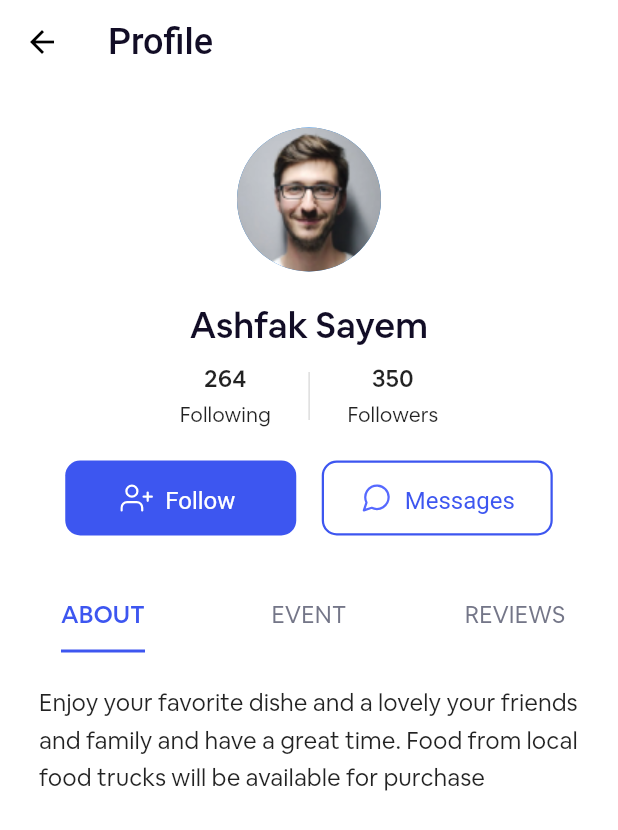
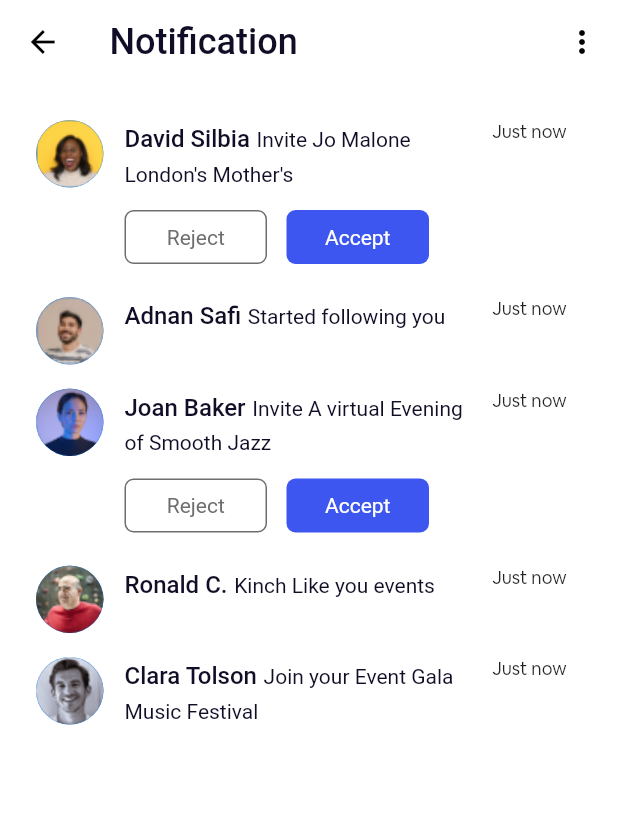
Before and after one commit to callmhejerry/Eventhub, a Flutter app: the screen it shows after launch, on a phone screen of 412 x 824 dp. Shown: the top 830 px of the screen. Run offline on Flutter 3.47's test engine with Material 2 defaults, Android fonts, the phone set to English and light mode, and no system bars; drawn by our look-alikes of readmore; our stand-ins replace flutter_rating_bar, flutter_svg, gap.

Commit message:
Added the notification screen

```diff
--- a/lib/core/theme/app_theme.dart
+++ b/lib/core/theme/app_theme.dart
@@ -38,13 +38,13 @@ class LightTheme extends AppTheme {
           ),
           textStyle: const MaterialStatePropertyAll(AppTextStyle.body1),
           minimumSize: const MaterialStatePropertyAll(Size(154, 50)),
-            iconColor:
-                const MaterialStatePropertyAll(AppColorStyle.primaryBlue),
+          iconColor: const MaterialStatePropertyAll(AppColorStyle.primaryBlue),
           shape: MaterialStatePropertyAll(
             RoundedRectangleBorder(
               borderRadius: BorderRadius.circular(10),
             ),
-            )),
+          ),
+        ),
       ),
       primaryColor: AppColorStyle.primaryBlue,
       elevatedButtonTheme: ElevatedButtonThemeData(
--- a/lib/main.dart
+++ b/lib/main.dart
@@ -1,4 +1,4 @@
-import 'package:event_hub/src/feature/profile/organizer_profile.dart';
+import 'package:event_hub/src/feature/notification/notification_screen.dart';
 import 'package:flutter/material.dart';
 
 import 'core/theme/app_theme.dart';
@@ -17,7 +17,7 @@ class EventHub extends StatelessWidget {
       debugShowCheckedModeBanner: false,
       title: 'Flutter Demo',
       theme: LightTheme.themeData,
-      home: const OrganizerProfile(),
+      home: const NotificationScreen(),
     );
   }
 }
--- /dev/null
+++ b/lib/src/feature/notification/notification_screen.dart
@@ -0,0 +1,220 @@
+import 'package:event_hub/core/styles/color_styles.dart';
+import 'package:event_hub/core/styles/text_styles.dart';
+import 'package:flutter/material.dart';
+import 'package:gap/gap.dart';
+
+class NotificationScreen extends StatelessWidget {
+  const NotificationScreen({super.key});
+
+  @override
+  Widget build(BuildContext context) {
+    return Scaffold(
+      appBar: AppBar(
+        title: const Text("Notification"),
+        leadingWidth: 57,
+        actions: [
+          IconButton(
+            onPressed: () {},
+            icon: const Icon(
+              Icons.more_vert,
+            ),
+          )
+        ],
+        leading: IconButton(
+          onPressed: () {},
+          icon: const Icon(Icons.arrow_back),
+        ),
+      ),
+      body: SafeArea(
+        child: ListView.separated(
+          padding: const EdgeInsets.symmetric(
+            horizontal: 24,
+            vertical: 24,
+          ),
+          separatorBuilder: (context, index) {
+            return const Gap(16);
+          },
+          itemBuilder: (BuildContext context, int index) {
+            final notification = [
+              {
+                "name": "David Silbia",
+                "notification": "Invite Jo Malone London's Mother's",
+                "option": true,
+                "image": "assets/images/avatar_2.png",
+              },
+              {
+                "name": "Adnan Safi",
+                "notification": "Started following you",
+                "option": false,
+                "image": "assets/images/avatar_1.png",
+              },
+              {
+                "name": "Joan Baker",
+                "notification": "Invite A virtual Evening of Smooth Jazz",
+                "option": true,
+                "image": "assets/images/avatar_3.png",
+              },
+              {
+                "name": "Ronald C.",
+                "notification": "Kinch Like you events",
+                "option": false,
+                "image": "assets/images/avatar_4.png",
+              },
+              {
+                "name": "Clara Tolson",
+                "notification": "Join your Event Gala Music Festival",
+                "option": false,
+                "image": "assets/images/avatar_5.png",
+              },
+              {
+                "name": "Jennifer Fritz",
+                "notification": "Invite you International Kids Safe",
+                "option": false,
+                "image": "assets/images/avatar_4.png",
+              },
+            ];
+            return NotificationListTile(
+              author: notification[index]["name"] as String,
+              option: notification[index]["option"] as bool,
+              image: notification[index]["image"] as String,
+              timeStamp: "Just now",
+              notification: notification[index]["notification"] as String,
+            );
+          },
+          itemCount: 5,
+        ),
+      ),
+    );
+  }
+}
+
+class NotificationListTile extends StatelessWidget {
+  final String author;
+  final bool option;
+  final String image;
+  final String timeStamp;
+  final String notification;
+  const NotificationListTile({
+    super.key,
+    required this.author,
+    required this.notification,
+    this.option = false,
+    required this.image,
+    required this.timeStamp,
+  });
+
+  @override
+  Widget build(BuildContext context) {
+    return Column(
+      children: [
+        Row(
+          crossAxisAlignment: CrossAxisAlignment.start,
+          children: [
+            CircleAvatar(
+              radius: 45 / 2,
+              backgroundImage: AssetImage(
+                image,
+              ),
+            ),
+            const Gap(
+              14,
+            ),
+            Expanded(
+              flex: 193,
+              child: SizedBox(
+                child: Column(
+                  crossAxisAlignment: CrossAxisAlignment.start,
+                  children: [
+                    RichText(
+                      maxLines: 2,
+                      text: TextSpan(
+                        children: [
+                          TextSpan(
+                            text: author,
+                            style: AppTextStyle.title2.copyWith(
+                              color: AppColorStyle.darkTextColor,
+                            ),
+                          ),
+                          const TextSpan(text: " "),
+                          TextSpan(
+                            text: notification,
+                            style: AppTextStyle.body3.copyWith(
+                              color: AppColorStyle.darkTextColor,
+                            ),
+                          ),
+                        ],
+                      ),
+                    ),
+                    if (option) ...[
+                      const Gap(8),
+                      const NotificationTileOption()
+                    ]
+                  ],
+                ),
+              ),
+            ),
+            const Gap(
+              14,
+            ),
+            Flexible(
+              flex: 50,
+              child: Text(
+                timeStamp,
+                style: AppTextStyle.subTitle2,
+              ),
+            )
+          ],
+        ),
+      ],
+    );
+  }
+}
+
+class NotificationTileOption extends StatelessWidget {
+  const NotificationTileOption({
+    super.key,
+  });
+
+  @override
+  Widget build(BuildContext context) {
+    return Row(
+      children: [
+        OutlinedButton(
+          onPressed: () {},
+          style: OutlinedButton.styleFrom(
+            minimumSize: const Size(95, 36),
+            shape: RoundedRectangleBorder(
+              borderRadius: BorderRadius.circular(6),
+            ),
+            side: const BorderSide(
+              color: Color(0xff706D6D),
+            ),
+          ),
+          child: Text(
+            "Reject",
+            style: AppTextStyle.body3.copyWith(
+              color: const Color(0xff706D6D),
+              height: 0,
+            ),
+          ),
+        ),
+        const Gap(13),
+        ElevatedButton(
+          onPressed: () {},
+          style: ElevatedButton.styleFrom(
+            minimumSize: const Size(95, 36),
+            shape: RoundedRectangleBorder(
+              borderRadius: BorderRadius.circular(6),
+            ),
+          ),
+          child: Text(
+            "Accept",
+            style: AppTextStyle.body3.copyWith(
+              height: 0,
+            ),
+          ),
+        )
+      ],
+    );
+  }
+}
--- a/lib/src/feature/profile/organizer_profile.dart
+++ b/lib/src/feature/profile/organizer_profile.dart
@@ -39,17 +39,13 @@ class _OrganizerProfileState extends State<OrganizerProfile>
         child: Column(
           // crossAxisAlignment: CrossAxisAlignment.stretch,
           children: [
-            const SizedBox(
-              height: 29,
-            ),
+            const Gap(29),
             const ProfileDisplayDetails(
               displayName: "Ashfak Sayem",
               followers: "350",
               following: "264",
             ),
-            const SizedBox(
-              height: 21,
-            ),
+            const Gap(21),
             Row(
               mainAxisAlignment: MainAxisAlignment.center,
               children: [
--- a/lib/src/feature/profile/profile_screen.dart
+++ b/lib/src/feature/profile/profile_screen.dart
@@ -2,6 +2,7 @@ import 'package:event_hub/core/styles/color_styles.dart';
 import 'package:event_hub/core/styles/text_styles.dart';
 import 'package:flutter/material.dart';
 import 'package:flutter_svg/svg.dart';
+import 'package:gap/gap.dart';
 import 'package:readmore/readmore.dart';
 
 import 'widgets/profile_display_details.dart';
@@ -55,9 +56,7 @@ class ProfileScreen extends StatelessWidget {
                   ),
                 ),
               ),
-              const SizedBox(
-                height: 25,
-              ),
+              const Gap(25),
               Text(
                 "About Me",
                 style: AppTextStyle.title1.copyWith(
```
Also changed, not shown: assets/images/avatar_2.png (added), assets/images/avatar_3.png (added), assets/images/avatar_4.png (added), assets/images/avatar_5.png (added). Lines whose indentation alone changed are shown as unchanged.
